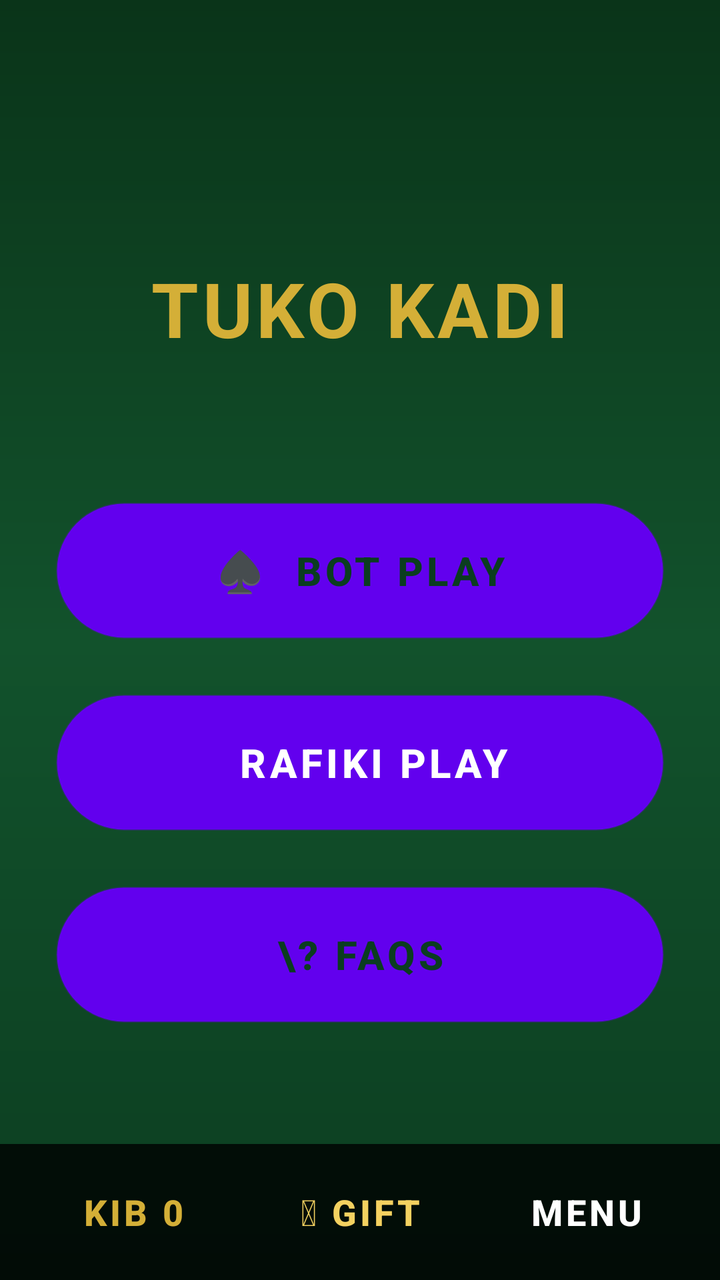
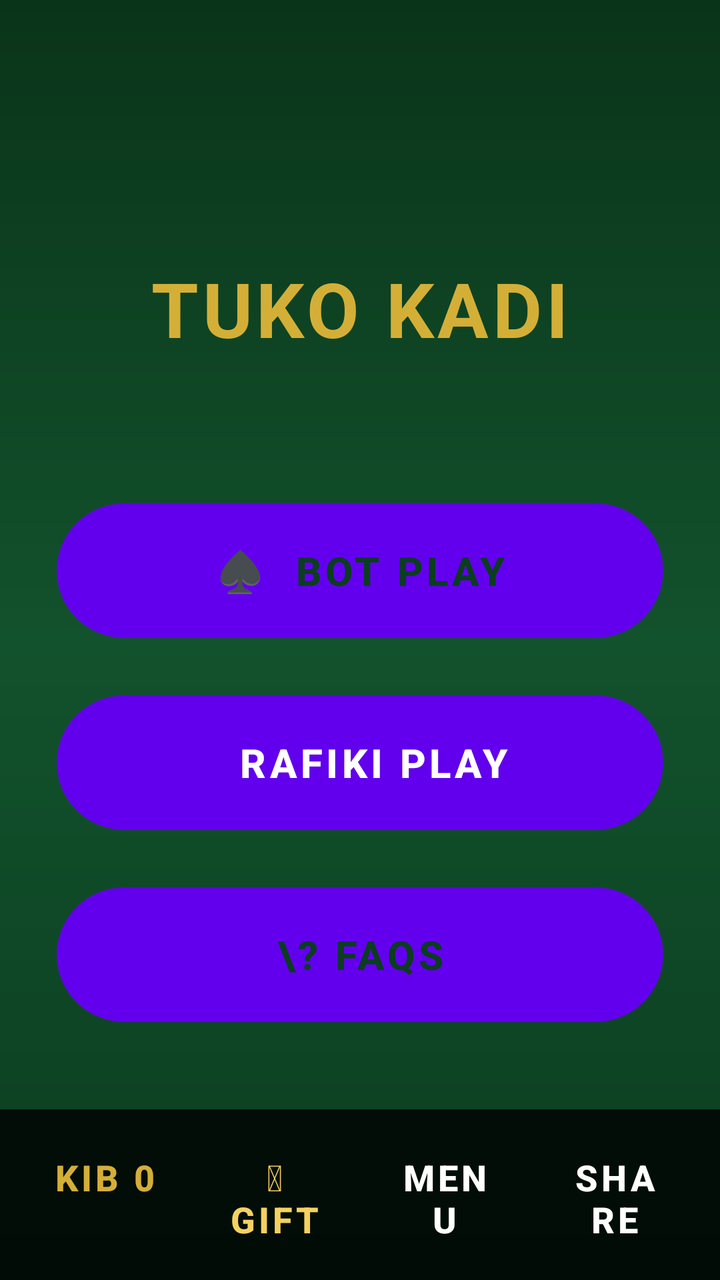

Compare the two renders of this Android layout. The source of the first and the diff that turns it into the second are given below.
<!-- AndroidManifest.xml: fallback theme Theme.MaterialComponents.DayNight.NoActionBar -->
<!-- res/layout/activity_home.xml -->
<?xml version="1.0" encoding="utf-8"?>
<FrameLayout xmlns:android="http://schemas.android.com/apk/res/android"
    android:layout_width="match_parent"
    android:layout_height="match_parent">

    <include layout="@layout/home_content" />

    <LinearLayout
        android:layout_width="match_parent"
        android:layout_height="wrap_content"
        android:layout_gravity="bottom"
        android:orientation="horizontal"
        android:background="#CC000000"
        android:padding="10dp">

        <Button
            android:id="@+id/walletButton"
            android:layout_width="0dp"
            android:layout_height="wrap_content"
            android:layout_weight="1"
            android:background="@android:color/transparent"
            android:text="KIB 0"
            android:textColor="#D4AF37"
            android:textStyle="bold"
            android:textSize="18sp" />

        <Button
            android:id="@+id/dailyGiftButton"
            android:layout_width="0dp"
            android:layout_height="wrap_content"
            android:layout_weight="1"
            android:background="@android:color/transparent"
            android:text="&#127873; Gift"
            android:textColor="#F4D160"
            android:textStyle="bold"
            android:textSize="18sp" />

        <Button
            android:id="@+id/menuButton"
            android:layout_width="0dp"
            android:layout_height="wrap_content"
            android:layout_weight="1"
            android:background="@android:color/transparent"
            android:text="MENU"
            android:textColor="#FFFFFF"
            android:textStyle="bold"
            android:textSize="18sp" />
    </LinearLayout>
</FrameLayout>
<!-- res/layout/home_content.xml (included above) -->
<LinearLayout xmlns:android="http://schemas.android.com/apk/res/android"
    android:layout_width="match_parent"
    android:layout_height="match_parent"
    android:orientation="vertical"
    android:gravity="center"
    android:background="@drawable/bg_home_gradient"
    android:padding="28dp">

    <TextView
        android:layout_width="wrap_content"
        android:layout_height="wrap_content"
        android:text="TUKO KADI"
        android:textColor="#D4AF37"
        android:textSize="38sp"
        android:textStyle="bold"
        android:letterSpacing="0.05"
        android:layout_marginBottom="72dp"/>

    <Button
        android:id="@+id/botPlayButton"
        android:layout_width="match_parent"
        android:layout_height="wrap_content"
        android:minHeight="68dp"
        android:text="\u2660  BOT PLAY"
        android:textColor="#0B3D20"
        android:textStyle="bold"
        android:textSize="20sp"
        android:paddingStart="24dp"
        android:paddingEnd="24dp"
        android:background="@drawable/btn_bot_play"
        android:elevation="6dp"
        android:layout_marginBottom="28dp"/>

    <Button
        android:id="@+id/rafikiPlayButton"
        android:layout_width="match_parent"
        android:layout_height="wrap_content"
        android:minHeight="68dp"
        android:text="\uD83E\uDD1D  RAFIKI PLAY"
        android:textColor="#FFFFFF"
        android:textStyle="bold"
        android:textSize="20sp"
        android:paddingStart="24dp"
        android:paddingEnd="24dp"
        android:background="@drawable/btn_rafiki_play"
        android:elevation="6dp"
        android:layout_marginBottom="28dp"/>

    <Button
        android:id="@+id/faqsButton"
        android:layout_width="match_parent"
        android:layout_height="wrap_content"
        android:minHeight="68dp"
        android:text="\? FAQs"
        android:textColor="#0B3D20"
        android:textStyle="bold"
        android:textSize="20sp"
        android:paddingStart="24dp"
        android:paddingEnd="24dp"
        android:background="@drawable/btn_faqs"
        android:elevation="6dp"/>

</LinearLayout>
<!-- resources referenced by this layout -->
<resources>
  <!-- drawable bg_home_gradient (drawable) -->
  <?xml version="1.0" encoding="utf-8"?>
  <shape xmlns:android="http://schemas.android.com/apk/res/android"
      android:shape="rectangle">
      <gradient
          android:type="linear"
          android:angle="90"
          android:startColor="#0B3D20"
          android:centerColor="#12522C"
          android:endColor="#0A3419" />
  </shape>
  <!-- drawable btn_bot_play (drawable) -->
  <?xml version="1.0" encoding="utf-8"?>
  <shape xmlns:android="http://schemas.android.com/apk/res/android"
      android:shape="rectangle">
      <corners android:radius="100dp" />
      <gradient
          android:type="linear"
          android:angle="45"
          android:startColor="#2E8B45"
          android:centerColor="#4CAF50"
          android:endColor="#D4AF37" />
      <stroke android:width="1dp" android:color="#33FFFFFF" />
  </shape>
  <!-- drawable btn_faqs (drawable) -->
  <?xml version="1.0" encoding="utf-8"?>
  <shape xmlns:android="http://schemas.android.com/apk/res/android"
      android:shape="rectangle">
      <corners android:radius="100dp" />
      <gradient
          android:type="linear"
          android:angle="45"
          android:startColor="#B8860B"
          android:centerColor="#D4AF37"
          android:endColor="#F2D06B" />
      <stroke android:width="1dp" android:color="#33FFFFFF" />
  </shape>
  <!-- drawable btn_rafiki_play (drawable) -->
  <?xml version="1.0" encoding="utf-8"?>
  <shape xmlns:android="http://schemas.android.com/apk/res/android"
      android:shape="rectangle">
      <corners android:radius="100dp" />
      <gradient
          android:type="linear"
          android:angle="45"
          android:startColor="#1E7A6E"
          android:centerColor="#3E8E8A"
          android:endColor="#7E57C2" />
      <stroke android:width="1dp" android:color="#33FFFFFF" />
  </shape>
</resources>

<!-- the commit's change to res/layout/activity_home.xml (unified diff, before → after) -->
@@ -42,6 +42,17 @@
             android:layout_weight="1"
             android:background="@android:color/transparent"
             android:text="MENU"
+            android:textColor="#FFFFFF"
+            android:textStyle="bold"
+            android:textSize="18sp" />
+
+        <Button
+            android:id="@+id/shareButton"
+            android:layout_width="0dp"
+            android:layout_height="wrap_content"
+            android:layout_weight="1"
+            android:background="@android:color/transparent"
+            android:text="SHARE"
             android:textColor="#FFFFFF"
             android:textStyle="bold"
             android:textSize="18sp" />
